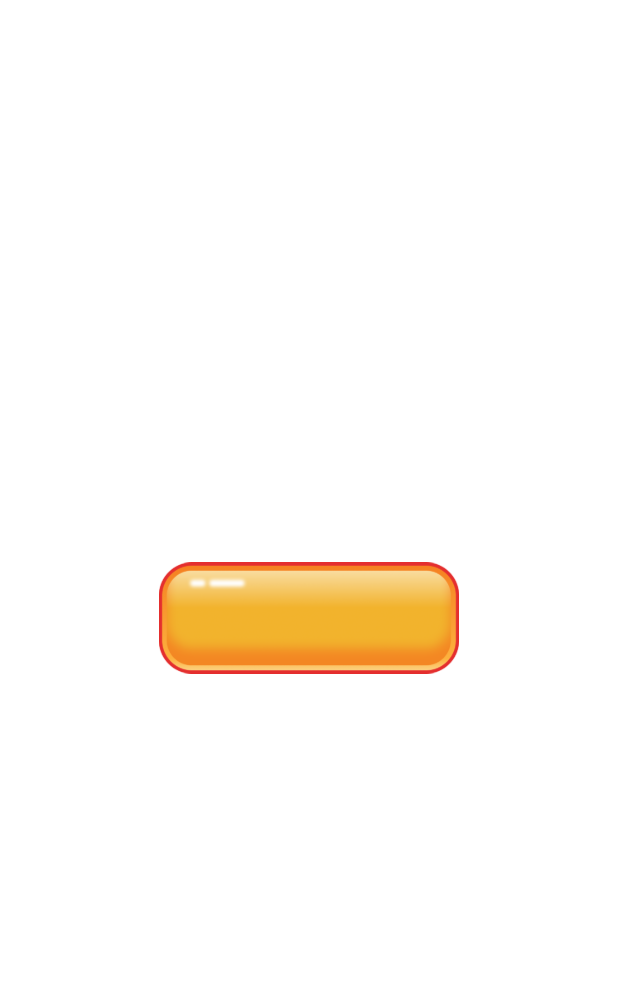
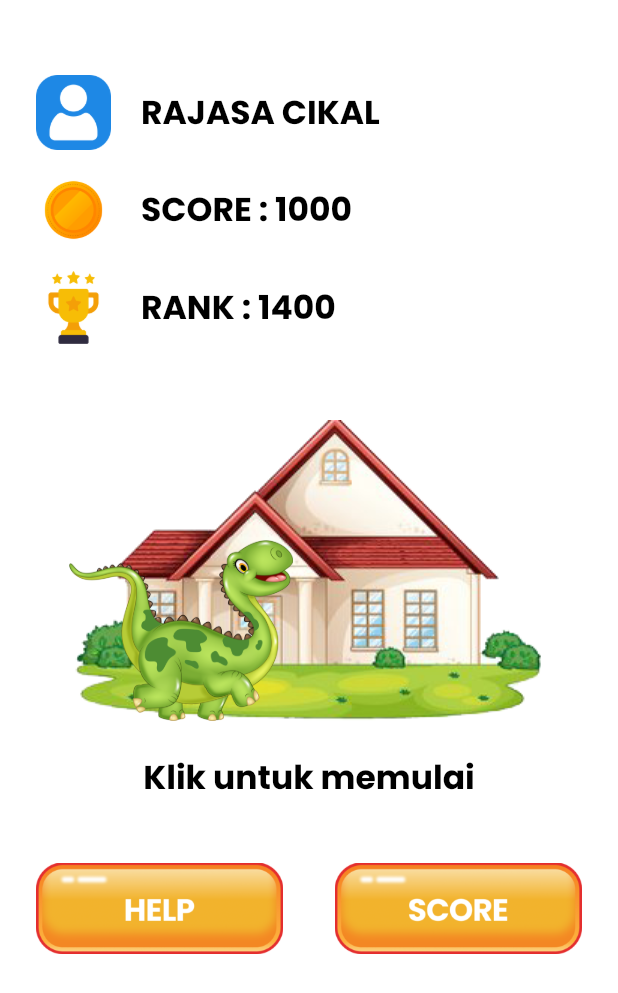
Before and after one commit to muhangga/baca-mobile, a Flutter app: the HomePage screen opened by its route, on a phone screen of 412 x 824 dp. Shown: the top 993 px of the screen. Run offline on Flutter 3.47's test engine with Material 2 defaults, Android fonts, the phone set to English and light mode, and no system bars.

Commit message:
feat: home page and level page

```diff
--- a/lib/core/theme.dart
+++ b/lib/core/theme.dart
@@ -10,9 +10,15 @@ const greyColor = Color(0xffBCBEBE);
 const greyColor2 = Color(0xffBCBEBE);
 const orangeColor2 = Color(0xffFEB100);
 const buttonColor = Color(0xffF2B32C);
+const barColor = Color(0xff3400AF);
 
 TextStyle headerTextStyle = TextStyle(
   color: blueColor,
+  fontFamily: 'Super Bubble',
+);
+
+TextStyle headerOrangeTextStyle = TextStyle(
+  color: orangeColor,
   fontFamily: 'Super Bubble',
 );
 
--- a/lib/features/app/presentation/pages/home_page.dart
+++ b/lib/features/app/presentation/pages/home_page.dart
@@ -1,16 +1,83 @@
+import 'package:baca_project_frontend/core/theme.dart';
+import 'package:baca_project_frontend/features/app/presentation/widgets/button_level.dart';
+import 'package:baca_project_frontend/features/app/presentation/widgets/home_title_widgets.dart';
 import 'package:flutter/material.dart';
 import 'dart:math' as math;
 
 class HomePage extends StatelessWidget {
   @override
   Widget build(BuildContext context) {
-    // Figma Flutter Generator Btn_orangeWidget - GROUP
     return Scaffold(
-      body: Center(
-        child: Container(
-          width: 200,
-          child: Image.asset(
-            'assets/images/btn_orange.png',
+      body: SafeArea(
+        child: SingleChildScrollView(
+          child: Container(
+            margin: const EdgeInsets.only(top: 50),
+            padding: const EdgeInsets.symmetric(
+              horizontal: 24,
+            ),
+            child: Column(
+              children: [
+                HomeTitlePage(
+                    imageUrl: 'assets/images/user.png', title: "RAJASA CIKAL"),
+                const SizedBox(
+                  height: 15,
+                ),
+                HomeTitlePage(
+                    imageUrl: 'assets/images/coin.png', title: "SCORE : 1000"),
+                const SizedBox(
+                  height: 15,
+                ),
+                HomeTitlePage(
+                    imageUrl: 'assets/images/trophy.png', title: "RANK : 1400"),
+                Stack(
+                  children: [
+                    Container(
+                      margin: const EdgeInsets.only(top: 50),
+                      child: Image.asset(
+                        'assets/images/house.png',
+                      ),
+                    ),
+                    Container(
+                      margin: const EdgeInsets.only(top: 130),
+                      child: Image.asset(
+                        'assets/images/dinosaurus.png',
+                        width: 150,
+                      ),
+                    ),
+                  ],
+                ),
+                const SizedBox(
+                  height: 20,
+                ),
+                GestureDetector(
+                  onTap: () => Navigator.pushNamed(context, '/level'),
+                  child: Text("Klik untuk memulai",
+                      style: blackTextStyle.copyWith(
+                        fontSize: 22,
+                        fontWeight: bold,
+                      )),
+                ),
+                const SizedBox(
+                  height: 40,
+                ),
+                Row(
+                  mainAxisAlignment: MainAxisAlignment.spaceBetween,
+                  children: [
+                    ButtonLevel(
+                      onTap: () {},
+                      imageUrl: 'assets/images/btn_help.png',
+                    ),
+                    ButtonLevel(
+                      onTap: () {},
+                      imageUrl: 'assets/images/btn_score.png',
+                    ),
+                  ],
+                ),
+                const SizedBox(
+                  height: 40,
+                ),
+              ],
+            ),
           ),
         ),
       ),
--- /dev/null
+++ b/lib/features/app/presentation/widgets/button_level.dart
@@ -0,0 +1,26 @@
+import 'package:flutter/material.dart';
+
+class ButtonLevel extends StatelessWidget {
+  String imageUrl;
+  VoidCallback onTap;
+
+  ButtonLevel({
+    Key? key,
+    required this.imageUrl,
+    required this.onTap,
+  }) : super(key: key);
+
+  @override
+  Widget build(BuildContext context) {
+    return GestureDetector(
+      onTap: onTap,
+      child: GestureDetector(
+        onTap: () {},
+        child: Image.asset(
+          imageUrl,
+          width: MediaQuery.of(context).size.width / 2.5,
+        ),
+      ),
+    );
+  }
+}
--- /dev/null
+++ b/lib/features/app/presentation/widgets/home_title_widgets.dart
@@ -0,0 +1,35 @@
+import 'package:baca_project_frontend/core/theme.dart';
+import 'package:flutter/material.dart';
+
+class HomeTitlePage extends StatelessWidget {
+  String imageUrl;
+  String title;
+
+  HomeTitlePage({
+    Key? key,
+    required this.imageUrl,
+    required this.title,
+  }) : super(key: key);
+
+  @override
+  Widget build(BuildContext context) {
+    return Row(
+      children: [
+        Image.asset(
+          imageUrl,
+          height: 50,
+        ),
+        const SizedBox(
+          width: 20,
+        ),
+        Text(
+          title,
+          style: blackTextStyle.copyWith(
+            fontSize: 22,
+            fontWeight: bold,
+          ),
+        ),
+      ],
+    );
+  }
+}
```
Also changed, not shown: lib/features/app/presentation/pages/level_page.dart (added, +131 -0 lines), lib/main.dart (+12 -0 lines), assets/images/coin.png (added), assets/images/dinosaurus.png (added), assets/images/house.png (added), assets/images/trophy.png (added), assets/images/user.png (added).
